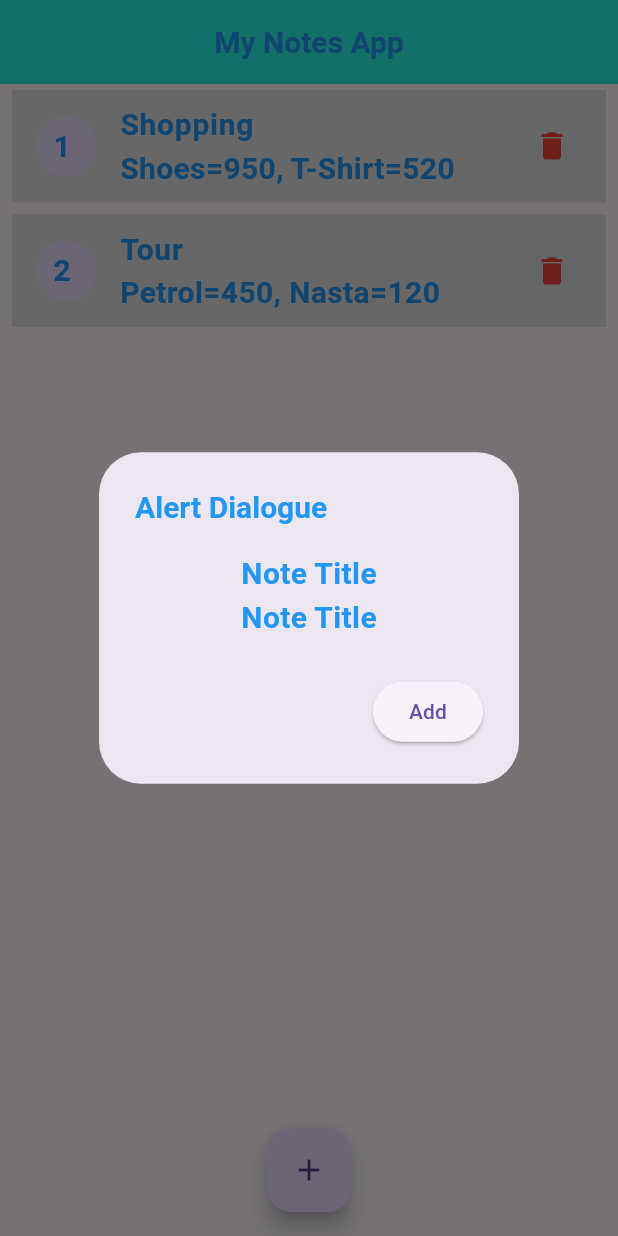
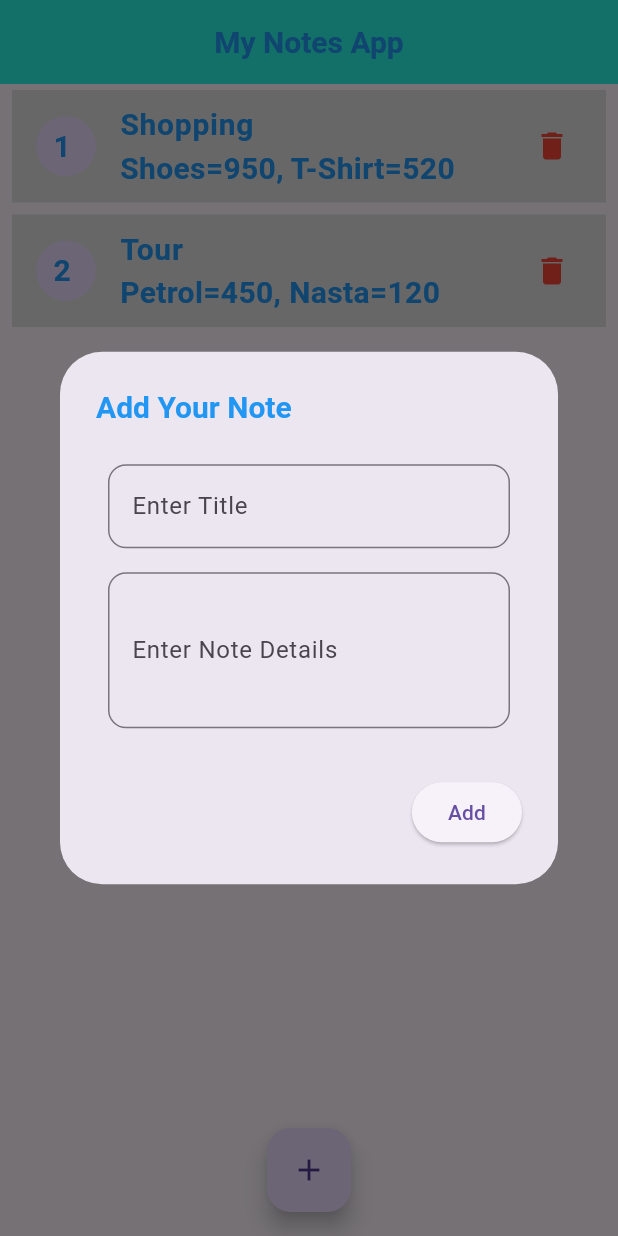
Before and after one commit to TaposPrantor/MyProject_01, a Flutter app: the screen it shows after launch, after a tap on the "delete" icon, after a tap on the "add" icon, on a phone screen of 412 x 824 dp. Run offline on Flutter 3.47's test engine with Material 3 defaults, Android fonts, the phone set to English and light mode, and no system bars; network calls fail.

Commit message:
Note App 2

```diff
--- a/lib/custom_widget/text_field.dart
+++ b/lib/custom_widget/text_field.dart
@@ -7,28 +7,32 @@ class MyTextField extends StatelessWidget {
     required this.email,
     required this.hint,
     this.obscureText = false,
+    this.mLine
   });
 
   final TextEditingController email;
   final String hint;
   final bool obscureText;
+  final int? mLine;
 
   @override
   Widget build(BuildContext context) {
     return Padding(
       padding: const EdgeInsets.all(8.0),
       child: TextField(
+        maxLines: mLine ?? 1,
+        minLines: mLine,
         controller: email,
         obscureText: obscureText,
         decoration: InputDecoration(
             hintText: hint,
             labelText: hint,
-            prefixIcon: Icon(
-              obscureText ? Icons.lock : Icons.person,
-            ),
-            suffixIcon: Icon(
-              obscureText ? Icons.visibility_off : Icons.email,
-            ),
+            // prefixIcon: Icon(
+            //   obscureText ? Icons.lock : Icons.person,
+            // ),
+            // suffixIcon: Icon(
+            //   obscureText ? Icons.visibility_off : Icons.email,
+            // ),
             border: OutlineInputBorder(
                 borderRadius: BorderRadius.circular(12)
             )
--- a/lib/screen/home.dart
+++ b/lib/screen/home.dart
@@ -1,4 +1,5 @@
 import 'package:flutter/material.dart';
+import 'package:myproject_01/custom_widget/text_field.dart';
 import 'package:myproject_01/custom_widget/text_widget.dart';
 
 import '../database/notes.dart';
@@ -11,6 +12,9 @@ class HomeScreen extends StatefulWidget {
 }
 
 class _HomeScreenState extends State<HomeScreen> {
+  TextEditingController title = TextEditingController();
+  TextEditingController details = TextEditingController();
+
   @override
   Widget build(BuildContext context) {
     return Scaffold(
@@ -24,10 +28,26 @@ class _HomeScreenState extends State<HomeScreen> {
         itemBuilder: (context, i) => Padding(
           padding: const EdgeInsets.symmetric(horizontal: 8, vertical: 4),
           child: ListTile(
+            onTap: () {
+              showDialog(
+                  barrierDismissible: false,
+                  context: context, builder: (context) => AlertDialog(
+                title: MyTextWidget(title: "${NoteData.note[i]['title']}"),
+                content: MyTextWidget(title: "${NoteData.note[i]["details"]}"),
+                actions: [
+                  ElevatedButton(onPressed: () {
+                    Navigator.pop(context);
+                  }, child: Text("OK"))
+                ],
+              ));
+            },
             leading: CircleAvatar(child: MyTextWidget(title: "${i + 1} ")),
             tileColor: Colors.grey.shade300,
             title: MyTextWidget(title: "${NoteData.note[i]['title']}"),
-            subtitle: MyTextWidget(title: "${NoteData.note[i]['details']}"),
+            subtitle: MyTextWidget(
+              title: "${NoteData.note[i]['details']}",
+              mLine: 3,
+            ),
             trailing: InkWell(
               onTap: () {
                 NoteData.note.removeAt(i);
@@ -44,20 +64,27 @@ class _HomeScreenState extends State<HomeScreen> {
           showDialog(
             context: context,
             builder: (context) => AlertDialog(
-              title: MyTextWidget(title: "Alert Dialogue"),
-              content: Column(
-                mainAxisSize: MainAxisSize.min,
-                children: [
-                  MyTextWidget(title: "Note Title"),
-                  MyTextWidget(title: "Note Title"),
-                ],
+              title: MyTextWidget(title: "Add Your Note"),
+              content: SizedBox(
+                width: double.maxFinite,
+                child: Column(
+                  mainAxisSize: MainAxisSize.min,
+                  children: [
+                    MyTextField(email: title, hint: "Enter Title"),
+                    MyTextField(
+                      email: details,
+                      hint: "Enter Note Details",
+                      mLine: 3,
+                    ),
+                  ],
+                ),
               ),
               actions: [
                 ElevatedButton(
                   onPressed: () {
                     NoteData.note.add({
-                      "title": "Adda",
-                      "details": "Tea=40, Coffee=120",
+                      "title": title.text,
+                      "details": details.text,
                     });
                     setState(() {});
                   },
```
